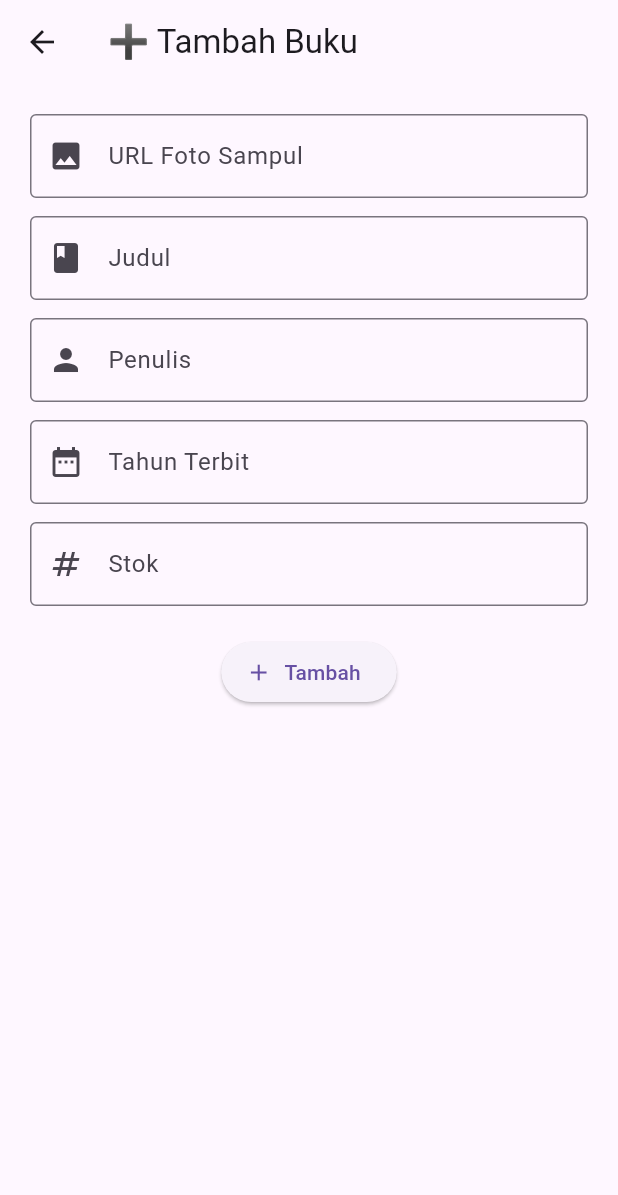
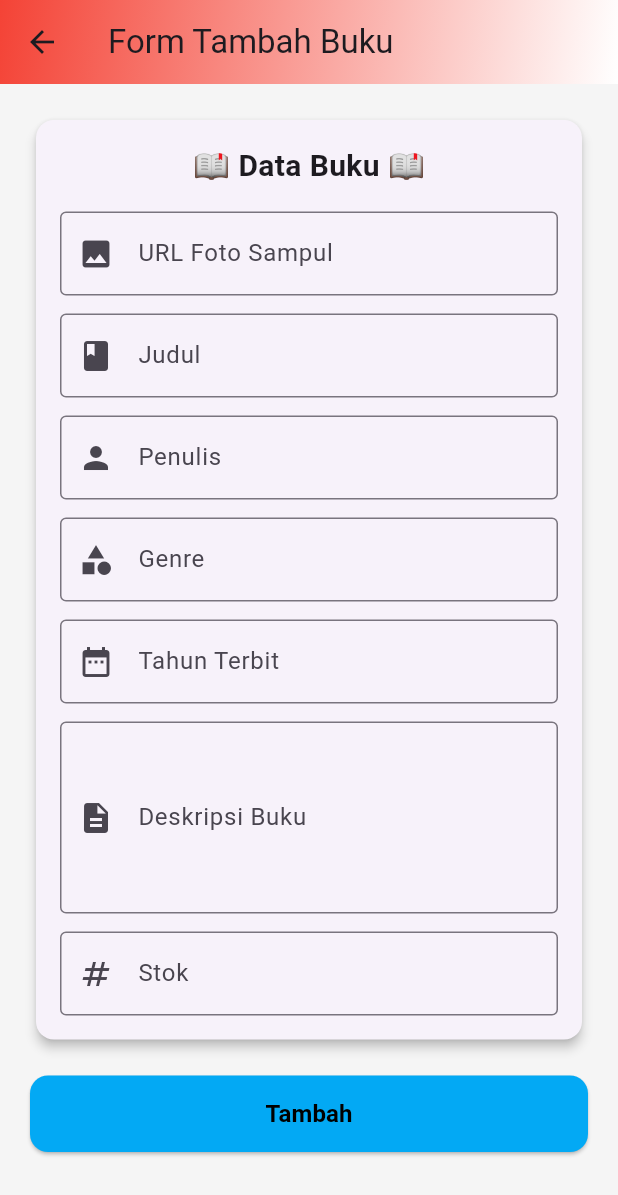
Before and after one commit to mzackyaulya/UasPab2, a Flutter app: the BukuFormPage screen opened directly, on a phone screen of 412 x 824 dp. Shown: the top 1195 px of the screen. Run offline on Flutter 3.47's test engine with Material 3 defaults, Android fonts, the light colour scheme and no system bars; our stand-ins replace cloud_firestore, firebase_core; accounts and stored records are empty.

Commit message:
update
menambahkan form isi dari buku

```diff
--- a/Perpustakaan/lib/details/detail_buku.dart
+++ b/Perpustakaan/lib/details/detail_buku.dart
@@ -50,7 +50,7 @@ class DetailBukuPage extends StatelessWidget {
                       child: const Text("Batal"),
                     ),
                     ElevatedButton(
-                      style: ElevatedButton.styleFrom(backgroundColor: Colors.lightBlueAccent),
+                      style: ElevatedButton.styleFrom(backgroundColor: Colors.red),
                       onPressed: () => Navigator.pop(context, true),
                       child: const Text("Hapus"),
                     ),
@@ -69,7 +69,7 @@ class DetailBukuPage extends StatelessWidget {
         flexibleSpace: Container(
           decoration: const BoxDecoration(
             gradient: LinearGradient(
-              colors: [Colors.red, Colors.white70],
+              colors: [Colors.red, Colors.white],
               begin: Alignment.topLeft,
               end: Alignment.bottomRight,
             ),
@@ -86,15 +86,19 @@ class DetailBukuPage extends StatelessWidget {
                 borderRadius: BorderRadius.circular(16),
                 child: Image.network(imageUrl, height: 280),
               ),
-            const SizedBox(height: 12),
+            const SizedBox(height: 20),
+
             const Text(
-              "📝 Abstrak",
-              style: TextStyle(fontSize: 18, fontWeight: FontWeight.w600),
+              "📖 Informasi Buku 📖",
+              style: TextStyle(fontSize: 20, fontWeight: FontWeight.bold),
             ),
             const SizedBox(height: 16),
+
             _buildInfoTable([
               _infoRow("Judul", buku.judul),
               _infoRow("Penulis", buku.penulis),
+              _infoRow("Genre", buku.genre),
+              _infoRow("Deskripsi", buku.deskripsi),
               _infoRow("Tahun Terbit", buku.tahunTerbit.toString()),
               _infoRow("Stok", buku.stok.toString()),
             ]),
--- a/Perpustakaan/lib/models/buku.dart
+++ b/Perpustakaan/lib/models/buku.dart
@@ -7,6 +7,8 @@ class Buku {
   final int stok;
   final String foto;
   final int tahunTerbit;
+  final String genre;
+  final String deskripsi;
 
   Buku({
     required this.id,
@@ -15,6 +17,8 @@ class Buku {
     required this.stok,
     required this.foto,
     required this.tahunTerbit,
+    required this.genre,
+    required this.deskripsi,
   });
 
   factory Buku.fromFirestore(DocumentSnapshot doc) {
@@ -26,6 +30,8 @@ class Buku {
       stok: data['stok'] ?? 0,
       foto: data['foto'] ?? '',
       tahunTerbit: data['tahunTerbit'] ?? 0,
+      genre: data['genre'] ?? '',
+      deskripsi: data['deskripsi'] ?? '',
     );
   }
 
@@ -36,6 +42,8 @@ class Buku {
       'stok': stok,
       'foto': foto,
       'tahunTerbit': tahunTerbit,
+      'genre': genre,
+      'deskripsi': deskripsi,
     };
   }
 }
--- a/Perpustakaan/lib/pages/buku_page.dart
+++ b/Perpustakaan/lib/pages/buku_page.dart
@@ -131,7 +131,7 @@ class BukuPage extends StatelessWidget {
       ),
       floatingActionButton: FloatingActionButton(
         backgroundColor: Colors.lightBlueAccent,
-        child: const Icon(Icons.add),
+        child: const Icon(Icons.book_rounded),
         onPressed: () {
           Navigator.push(
             context,
--- a/Perpustakaan/lib/widgets/buku_form.dart
+++ b/Perpustakaan/lib/widgets/buku_form.dart
@@ -18,6 +18,8 @@ class _BukuFormPageState extends State<BukuFormPage> {
   late TextEditingController stokController;
   late TextEditingController fotoController;
   late TextEditingController tahunController;
+  late TextEditingController genreController;
+  late TextEditingController deskripsiController;
 
   final FirebaseService firebaseService = FirebaseService();
 
@@ -30,6 +32,8 @@ class _BukuFormPageState extends State<BukuFormPage> {
     stokController = TextEditingController(text: buku?.stok.toString() ?? '');
     fotoController = TextEditingController(text: buku?.foto ?? '');
     tahunController = TextEditingController(text: buku?.tahunTerbit.toString() ?? '');
+    genreController = TextEditingController(text: buku?.genre ?? '');
+    deskripsiController = TextEditingController(text: buku?.deskripsi ?? '');
   }
 
   @override
@@ -37,8 +41,21 @@ class _BukuFormPageState extends State<BukuFormPage> {
     final isEdit = widget.buku != null;
 
     return Scaffold(
+      backgroundColor: Colors.grey[100],
       appBar: AppBar(
-        title: Text(isEdit ? '✏️ Edit Buku' : '➕ Tambah Buku'),
+        title: Text(isEdit ? 'Form Edit Buku' : 'Form Tambah Buku'),
+        flexibleSpace: Container(
+          decoration: const BoxDecoration(
+            gradient: LinearGradient(
+              colors: [
+                Colors.red,
+                Colors.white,
+              ],
+              begin: Alignment.topLeft,
+              end: Alignment.bottomRight,
+            ),
+          ),
+        ),
       ),
       body: SingleChildScrollView(
         padding: const EdgeInsets.all(20),
@@ -46,44 +63,31 @@ class _BukuFormPageState extends State<BukuFormPage> {
           key: _formKey,
           child: Column(
             children: [
-              TextFormField(
-                controller: fotoController,
-                decoration: const InputDecoration(
-                  labelText: "URL Foto Sampul",
-                  prefixIcon: Icon(Icons.image),
-                  border: OutlineInputBorder(),
+              Card(
+                shape: RoundedRectangleBorder(borderRadius: BorderRadius.circular(12)),
+                elevation: 3,
+                child: Padding(
+                  padding: const EdgeInsets.all(16),
+                  child: Column(
+                    children: [
+                      const Text(
+                        '📖 Data Buku 📖',
+                        style: TextStyle(fontSize: 20, fontWeight: FontWeight.bold),
                       ),
-                validator: (value) => value == null || value.isEmpty ? 'URL Foto wajib diisi' : null,
-              ),
+                      const SizedBox(height: 16),
+                      buildTextField(controller: fotoController, label: 'URL Foto Sampul', icon: Icons.image),
                       const SizedBox(height: 12),
-              TextFormField(
-                controller: judulController,
-                decoration: const InputDecoration(
-                  labelText: "Judul",
-                  prefixIcon: Icon(Icons.book),
-                  border: OutlineInputBorder(),
-                ),
-                validator: (value) => value == null || value.isEmpty ? 'Judul wajib diisi' : null,
-              ),
+                      buildTextField(controller: judulController, label: 'Judul', icon: Icons.book),
                       const SizedBox(height: 12),
-              TextFormField(
-                controller: penulisController,
-                decoration: const InputDecoration(
-                  labelText: "Penulis",
-                  prefixIcon: Icon(Icons.person),
-                  border: OutlineInputBorder(),
-                ),
-                validator: (value) => value == null || value.isEmpty ? 'Penulis wajib diisi' : null,
-              ),
+                      buildTextField(controller: penulisController, label: 'Penulis', icon: Icons.person),
                       const SizedBox(height: 12),
-              TextFormField(
+                      buildTextField(controller: genreController, label: 'Genre', icon: Icons.category),
+                      const SizedBox(height: 12),
+                      buildTextField(
                         controller: tahunController,
+                        label: 'Tahun Terbit',
+                        icon: Icons.date_range,
                         keyboardType: TextInputType.number,
-                decoration: const InputDecoration(
-                  labelText: "Tahun Terbit",
-                  prefixIcon: Icon(Icons.date_range),
-                  border: OutlineInputBorder(),
-                ),
                         validator: (value) {
                           if (value == null || value.isEmpty) return 'Tahun wajib diisi';
                           final tahun = int.tryParse(value);
@@ -94,23 +98,42 @@ class _BukuFormPageState extends State<BukuFormPage> {
                       ),
                       const SizedBox(height: 12),
                       TextFormField(
-                controller: stokController,
-                keyboardType: TextInputType.number,
+                        controller: deskripsiController,
+                        maxLines: 4,
                         decoration: const InputDecoration(
-                  labelText: "Stok",
-                  prefixIcon: Icon(Icons.numbers),
+                          labelText: "Deskripsi Buku",
+                          prefixIcon: Icon(Icons.description),
                           border: OutlineInputBorder(),
                         ),
+                        validator: (value) => value == null || value.isEmpty ? 'Deskripsi wajib diisi' : null,
+                      ),
+                      const SizedBox(height: 12),
+                      buildTextField(
+                        controller: stokController,
+                        label: 'Stok',
+                        icon: Icons.numbers,
+                        keyboardType: TextInputType.number,
                         validator: (value) {
                           if (value == null || value.isEmpty) return 'Stok wajib diisi';
                           if (int.tryParse(value) == null) return 'Harus angka';
                           return null;
                         },
                       ),
+                    ],
+                  ),
+                ),
+              ),
               const SizedBox(height: 20),
-              ElevatedButton.icon(
-                icon: Icon(isEdit ? Icons.save : Icons.add),
-                label: Text(isEdit ? "Simpan" : "Tambah"),
+              SizedBox(
+                width: double.infinity,
+                  child: SizedBox(
+                    width: double.infinity,
+                    child: ElevatedButton(
+                      style: ElevatedButton.styleFrom(
+                        padding: const EdgeInsets.symmetric(vertical: 14),
+                        backgroundColor: Colors.lightBlue,
+                        shape: RoundedRectangleBorder(borderRadius: BorderRadius.circular(12)),
+                      ),
                       onPressed: () async {
                         if (_formKey.currentState!.validate()) {
                           final data = Buku(
@@ -120,6 +143,8 @@ class _BukuFormPageState extends State<BukuFormPage> {
                             stok: int.tryParse(stokController.text) ?? 0,
                             foto: fotoController.text,
                             tahunTerbit: int.tryParse(tahunController.text) ?? 0,
+                            genre: genreController.text,
+                            deskripsi: deskripsiController.text,
                           );
 
                           if (isEdit) {
@@ -128,14 +153,45 @@ class _BukuFormPageState extends State<BukuFormPage> {
                             await firebaseService.tambahBuku(data);
                           }
 
-                    Navigator.pop(context); // kembali setelah simpan
+                          Navigator.pop(context);
                         }
                       },
-              )
+                      child: Text(
+                        isEdit ? "Simpan" : "Tambah",
+
+                        style: const TextStyle(fontSize: 16, fontWeight: FontWeight.bold,color: Colors.black),
+                      ),
+                    ),
+                  ),
+              ),
             ],
           ),
         ),
       ),
     );
   }
+
+  // Widget builder reusable
+  Widget buildTextField({
+    required TextEditingController controller,
+    required String label,
+    required IconData icon,
+    TextInputType keyboardType = TextInputType.text,
+    String? Function(String?)? validator,
+  }) {
+    return TextFormField(
+      controller: controller,
+      keyboardType: keyboardType,
+      decoration: InputDecoration(
+        labelText: label,
+        prefixIcon: Icon(icon),
+        border: const OutlineInputBorder(),
+      ),
+      validator: validator ??
+              (value) {
+            if (value == null || value.isEmpty) return '$label wajib diisi';
+            return null;
+          },
+    );
   }
+}
```
Also changed, not shown: Perpustakaan/lib/pages/home_page.dart (+22 -6 lines), Perpustakaan/lib/pages/peminjaman_page.dart (+21 -0 lines), Perpustakaan/lib/pages/search_page.dart (+19 -5 lines), 3 other files. Lines whose indentation alone changed are shown as unchanged.
